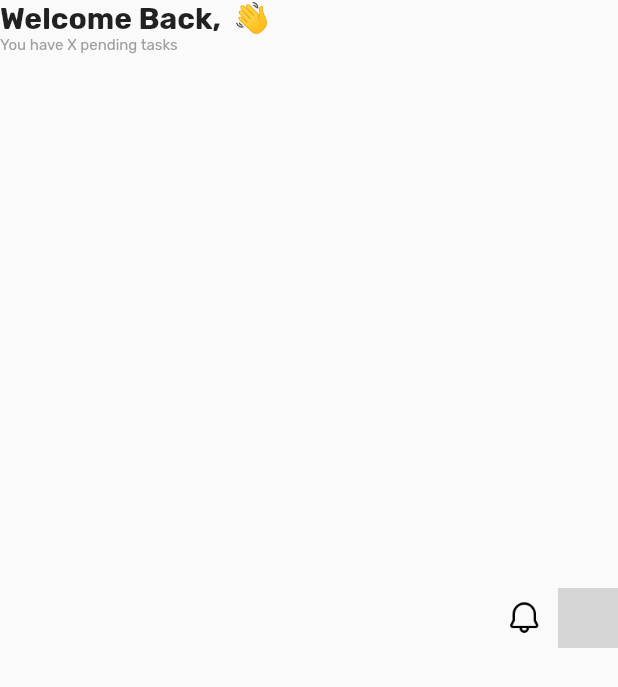
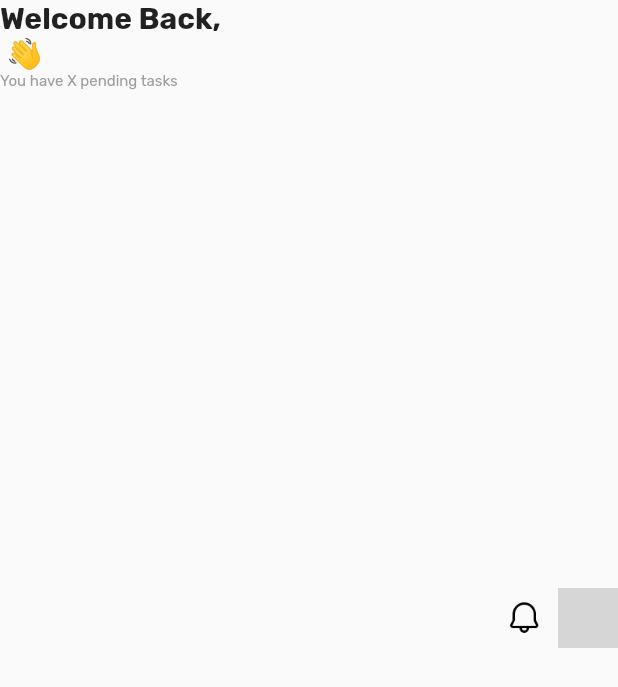
Before and after one commit to lexusletz/task_mate, a Flutter app: the Header widget shown alone on an empty page, opened directly with empty values, on a phone screen of 412 x 824 dp. Shown: the top 687 px of the screen. Run offline on Flutter 3.47's test engine with Material 2 defaults, Android fonts, the phone set to English and light mode, and no system bars; our stand-ins replace cloud_firestore, firebase_auth, firebase_core, get, google_fonts, google_sign_in and 1 more; accounts and stored records are empty; network calls fail; grey boxes are pictures that could not be loaded.

```diff
--- a/lib/presentation/widgets/HomeScreen/header.dart
+++ b/lib/presentation/widgets/HomeScreen/header.dart
@@ -21,7 +21,7 @@ class Header extends StatelessWidget {
           crossAxisAlignment: CrossAxisAlignment.start,
           children: [
             Text(
-              "Welcome Back, $username 👋",
+              "Welcome Back,\n$username 👋",
               style: AppTypography.headline1,
             ),
             Text(
```
